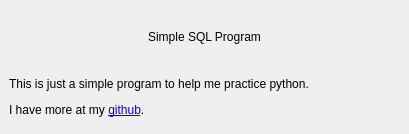
Old version of the form about.ui in the repository BrianHammond/Simple_SQL_Program.
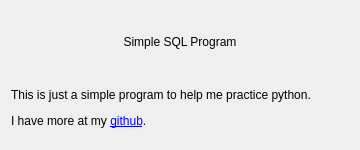
New version of the form. Icons and pictures are not drawn.

Commit message: fixed code and split main window

```diff
--- a/about.ui
+++ b/about.ui
@@ -1,25 +1,31 @@
 <?xml version="1.0" encoding="UTF-8"?>
 <ui version="4.0">
- <class>About</class>
- <widget class="QMainWindow" name="About">
+ <class>Form</class>
+ <widget class="QWidget" name="Form">
   <property name="geometry">
    <rect>
     <x>0</x>
     <y>0</y>
-    <width>409</width>
-    <height>134</height>
+    <width>360</width>
+    <height>150</height>
    </rect>
   </property>
   <property name="sizePolicy">
-   <sizepolicy hsizetype="Minimum" vsizetype="Minimum">
+   <sizepolicy hsizetype="Fixed" vsizetype="Fixed">
     <horstretch>0</horstretch>
     <verstretch>0</verstretch>
    </sizepolicy>
   </property>
+  <property name="minimumSize">
+   <size>
+    <width>360</width>
+    <height>150</height>
+   </size>
+  </property>
   <property name="maximumSize">
    <size>
-    <width>409</width>
-    <height>134</height>
+    <width>360</width>
+    <height>150</height>
    </size>
   </property>
   <property name="windowTitle">
@@ -29,7 +35,6 @@
    <iconset>
     <normaloff>icon/ms_icon.jpg</normaloff>icon/ms_icon.jpg</iconset>
   </property>
-  <widget class="QWidget" name="centralwidget">
    <layout class="QVBoxLayout" name="verticalLayout">
     <item>
      <widget class="QLabel" name="label">
@@ -61,7 +66,6 @@
      </widget>
     </item>
    </layout>
-  </widget>
  </widget>
  <resources/>
  <connections/>
```
Lines whose indentation alone changed are shown as unchanged. The commit also changes 3 other files.
